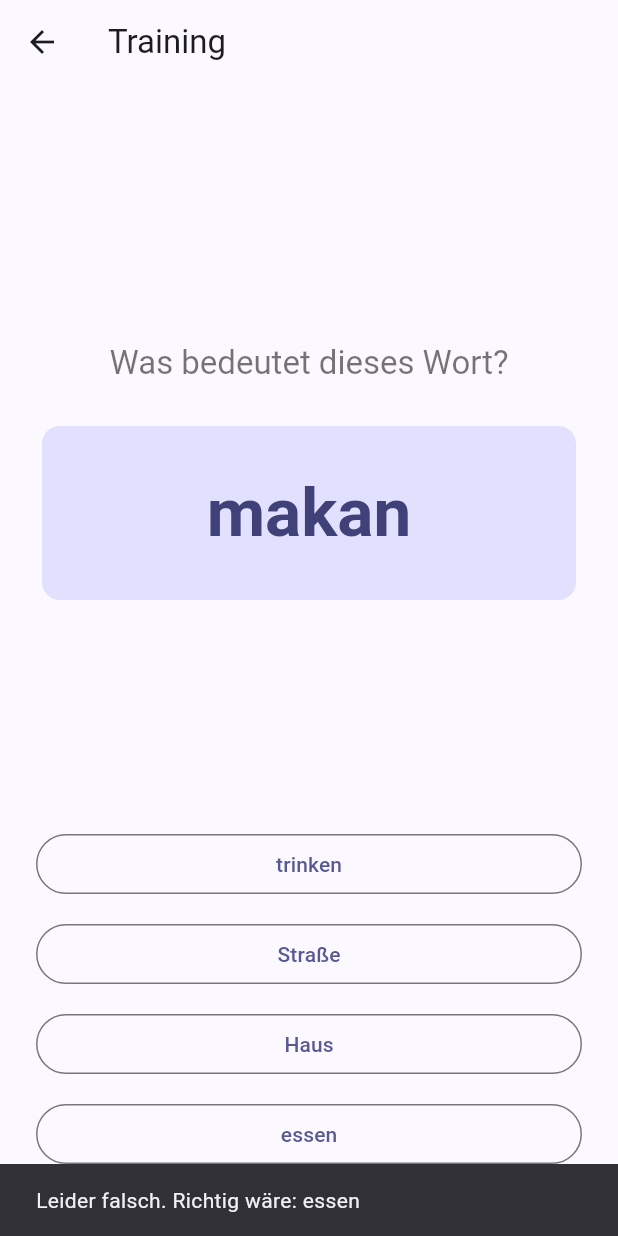
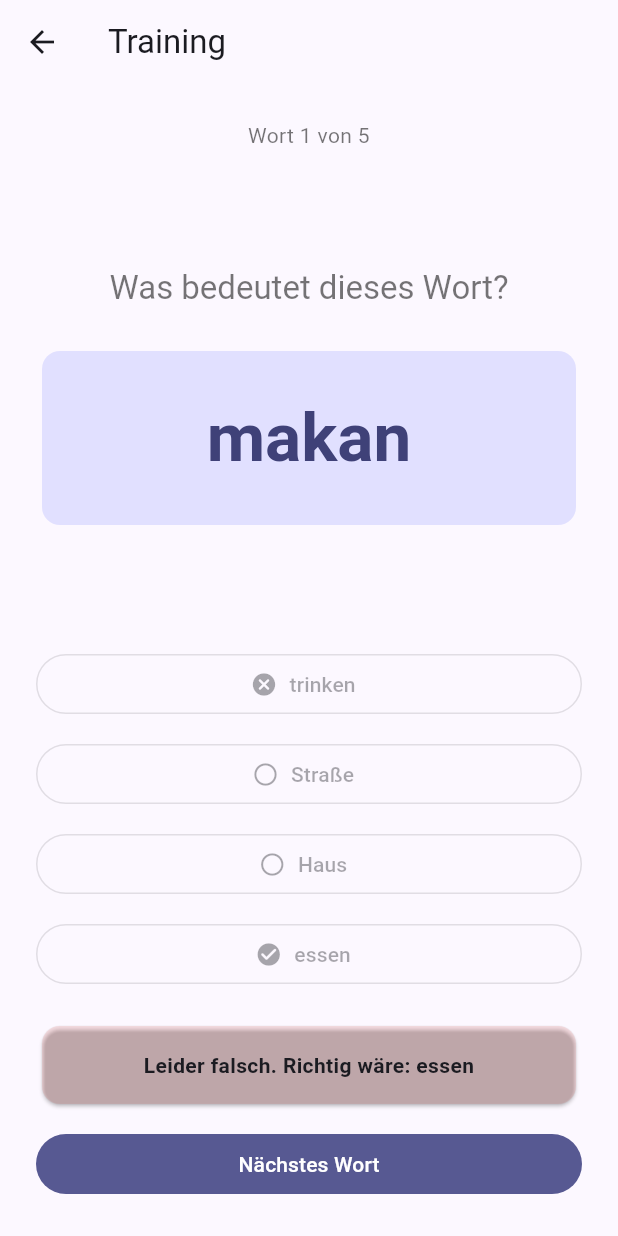
Before and after one commit to valentinho13/catch_lingo, a Flutter app: the TrainingScreen screen opened directly, after a tap on "trinken", on a phone screen of 412 x 824 dp. Run offline on Flutter 3.47's test engine with Material 3 defaults, Android fonts, the phone set to English and light mode, and no system bars.

Commit message:
Add next word training flow

```diff
--- a/lib/training_screen.dart
+++ b/lib/training_screen.dart
@@ -2,14 +2,49 @@ import 'package:flutter/material.dart';
 
 import 'demo_words.dart';
 
-class TrainingScreen extends StatelessWidget {
+class TrainingScreen extends StatefulWidget {
   const TrainingScreen({super.key});
 
   @override
+  State<TrainingScreen> createState() => _TrainingScreenState();
+}
+
+class _TrainingScreenState extends State<TrainingScreen> {
+  int currentIndex = 0;
+  String? selectedAnswer;
+  late List<String> answers;
+
+  @override
+  void initState() {
+    super.initState();
+    answers = _buildAnswers();
+  }
+
+  List<String> _buildAnswers() {
+    final word = demoWords[currentIndex];
+
+    return [word.target, ...word.wrongAnswers]..shuffle();
+  }
+
+  void _selectAnswer(String answer) {
+    setState(() {
+      selectedAnswer = answer;
+    });
+  }
+
+  void _goToNextWord() {
+    setState(() {
+      currentIndex = (currentIndex + 1) % demoWords.length;
+      selectedAnswer = null;
+      answers = _buildAnswers();
+    });
+  }
+
+  @override
   Widget build(BuildContext context) {
-    final word = demoWords.first;
-
-    final answers = [word.target, ...word.wrongAnswers]..shuffle();
+    final word = demoWords[currentIndex];
+    final isAnswered = selectedAnswer != null;
+    final isCorrect = selectedAnswer == word.target;
 
     return Scaffold(
       appBar: AppBar(title: const Text('Training')),
@@ -19,6 +54,14 @@ class TrainingScreen extends StatelessWidget {
           child: Column(
             crossAxisAlignment: CrossAxisAlignment.stretch,
             children: [
+              Text(
+                'Wort ${currentIndex + 1} von ${demoWords.length}',
+                textAlign: TextAlign.center,
+                style: Theme.of(
+                  context,
+                ).textTheme.bodyMedium?.copyWith(color: Colors.black54),
+              ),
+
               const Spacer(),
 
               Text(
@@ -49,29 +92,53 @@ class TrainingScreen extends StatelessWidget {
 
               const Spacer(),
 
-              ...answers.map(
-                (answer) => Padding(
+              ...answers.map((answer) {
+                final isSelected = selectedAnswer == answer;
+                final isRightAnswer = answer == word.target;
+
+                IconData? icon;
+
+                if (isAnswered && isRightAnswer) {
+                  icon = Icons.check_circle_rounded;
+                } else if (isAnswered && isSelected && !isRightAnswer) {
+                  icon = Icons.cancel_rounded;
+                }
+
+                return Padding(
                   padding: const EdgeInsets.only(bottom: 12),
-                  child: OutlinedButton(
-                    onPressed: () {
-                      final isCorrect = answer == word.target;
+                  child: OutlinedButton.icon(
+                    onPressed: isAnswered ? null : () => _selectAnswer(answer),
+                    icon: Icon(icon ?? Icons.circle_outlined),
+                    label: Text(answer),
+                  ),
+                );
+              }),
 
-                      ScaffoldMessenger.of(context).showSnackBar(
-                        SnackBar(
-                          content: Text(
-                            isCorrect
-                                ? 'Richtig.'
-                                : 'Leider falsch. Richtig wäre: ${word.target}',
-                          ),
-                        ),
-                      );
-                    },
-                    child: Text(answer),
+              const SizedBox(height: 8),
+
+              if (isAnswered)
+                Card(
+                  color: isCorrect
+                      ? Colors.green.withValues(alpha: 0.12)
+                      : Colors.red.withValues(alpha: 0.12),
+                  child: Padding(
+                    padding: const EdgeInsets.all(16),
+                    child: Text(
+                      isCorrect
+                          ? 'Richtig.'
+                          : 'Leider falsch. Richtig wäre: ${word.target}',
+                      textAlign: TextAlign.center,
+                      style: const TextStyle(fontWeight: FontWeight.bold),
+                    ),
                   ),
                 ),
+
+              const SizedBox(height: 12),
+
+              FilledButton(
+                onPressed: isAnswered ? _goToNextWord : null,
+                child: const Text('Nächstes Wort'),
               ),
-
-              const SizedBox(height: 8),
             ],
           ),
         ),
```
